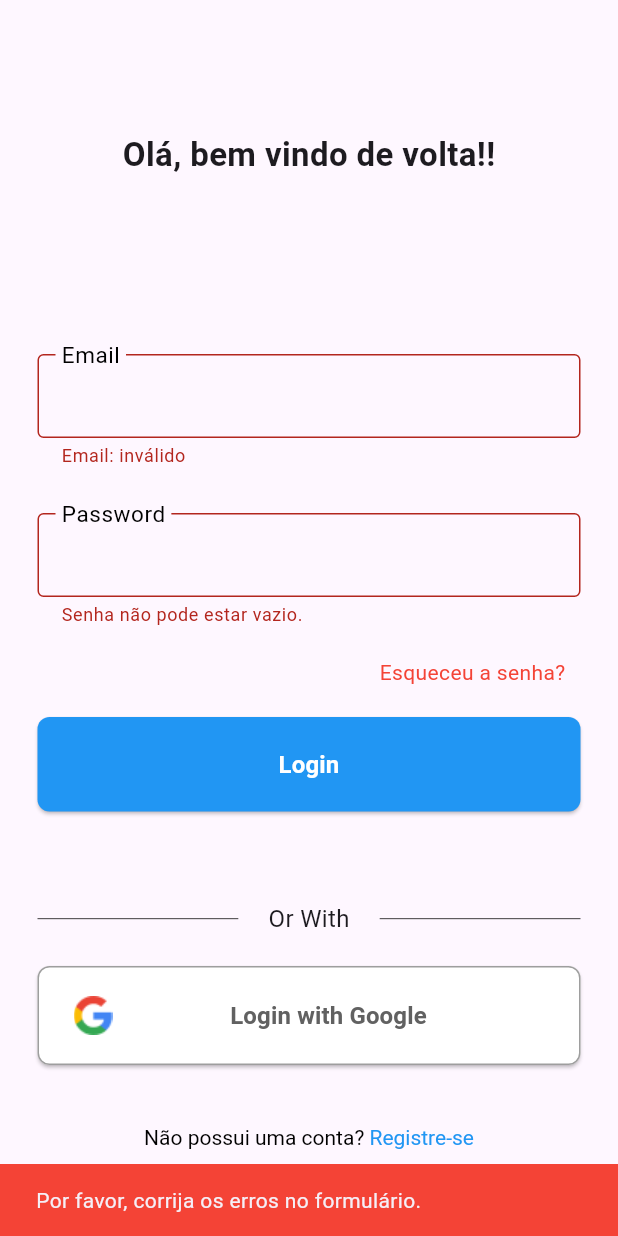
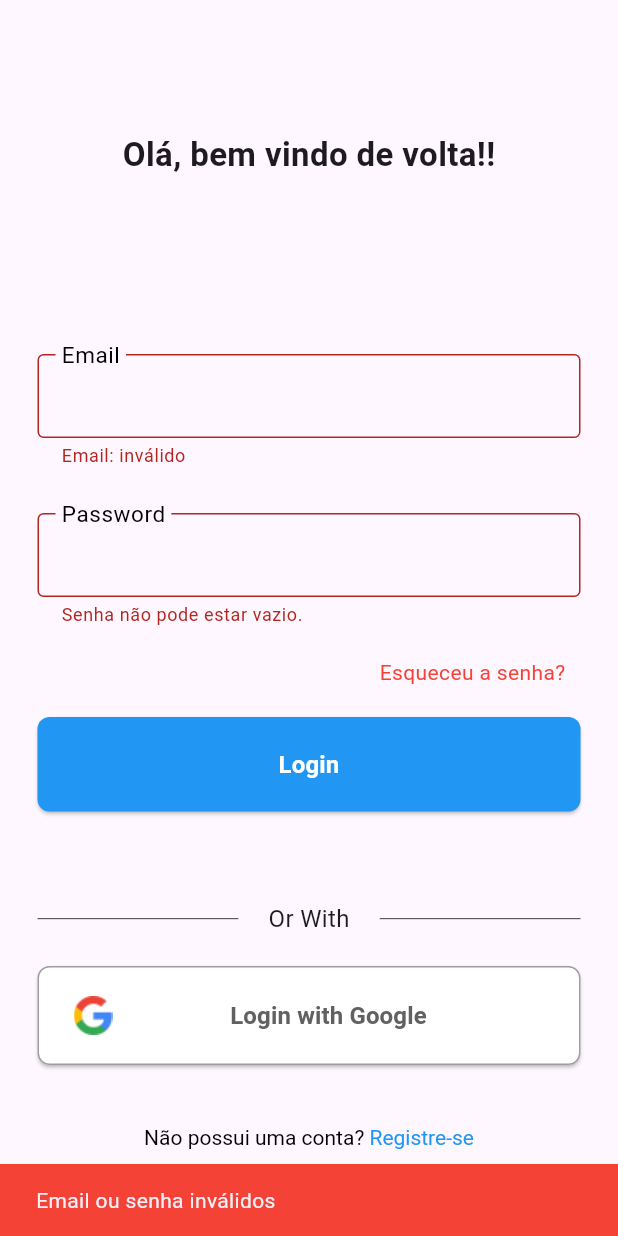
Before and after one commit to PHneres7/app_reserva, a Flutter app: the screen it shows after launch, after a tap on "Login", on a phone screen of 412 x 824 dp. Run offline on Flutter 3.47's test engine with Material 3 defaults, Android fonts, the phone set to English and light mode, and no system bars.

Commit message:
Validação de Login finalizada, verifica se o email e senha estão corretos ou existem

```diff
--- a/reserve_app/lib/pages/login_page.dart
+++ b/reserve_app/lib/pages/login_page.dart
@@ -1,16 +1,22 @@
 import 'package:flutter/gestures.dart';
 import 'package:flutter/material.dart';
-
 import 'package:reserve_app/app/app_routs.dart';
 import 'package:reserve_app/validator/email_validator.dart';
 import 'package:reserve_app/validator/password_validator.dart';
 import 'package:reserve_app/widgets/custom_button.dart';
-import 'package:reserve_app/widgets/custom_divider.dart';
-import 'package:reserve_app/widgets/custom_text_form_field.dart';
+import '../widgets/custom_divider.dart';
+import '../widgets/custom_text_form_field.dart';
 
 class LoginPage extends StatelessWidget {
   LoginPage({super.key});
   final _formKey = GlobalKey<FormState>();
+  final Map<String, String> loginTeste = {
+    'emailteste@gmail.com': 'Senha1234',
+    'email2teste@gmail.com': 'Senha4321',
+  };
+  final TextEditingController _emailController = TextEditingController();
+  final TextEditingController _passwordController = TextEditingController();
+
   @override
   Widget build(BuildContext context) {
     return Scaffold(
@@ -47,10 +53,14 @@ class LoginPage extends StatelessWidget {
                     children: [
                       CustomTextFormField(
                         label: 'Email',
-                        validator: EmailValidator("Email").validate,
+                        controller: _emailController,
+                        validator: EmailValidator(
+                          "Email",
+                        ).validate,
                       ),
                       CustomTextFormField(
                         label: 'Password',
+                        controller: _passwordController,
                         validator: PasswordValidator('Senha').validate,
                       ),
                       Padding(
@@ -64,16 +74,44 @@ class LoginPage extends StatelessWidget {
                       CustomButton(
                         label: 'Login',
                         onPressed: () {
-                          if (_formKey.currentState!.validate()) {
+                          String email = _emailController.text;
+                          String password = _passwordController.text;
+
+                          if (_formKey.currentState!.validate() &&
+                              loginTeste[email] == password) {
                             Navigator.of(context).pushNamed(AppRouts.mainPage);
-                          } else {
+                            return;
+                          }
+                          if (_formKey.currentState!.validate() &&
+                              loginTeste.containsKey(email) &&
+                              loginTeste[email] != password) {
                             ScaffoldMessenger.of(context).showSnackBar(
                               SnackBar(
-                                content: Text(
-                                    'Por favor, corrija os erros no formulário.'),
+                                content: Text('Senha incorreta'),
                                 backgroundColor: Colors.red,
                               ),
                             );
+                            return;
+                          }
+                          if (!_formKey.currentState!.validate()) {
+                            ScaffoldMessenger.of(context).showSnackBar(
+                              SnackBar(
+                                content: Text('Email ou senha inválidos'),
+                                backgroundColor: Colors.red,
+                              ),
+                            );
+                            return;
+                          }
+
+                          if (_formKey.currentState!.validate() &&
+                              loginTeste[email] != password) {
+                            ScaffoldMessenger.of(context).showSnackBar(
+                              SnackBar(
+                                content: Text('Conta Não Existente'),
+                                backgroundColor: Colors.red,
+                              ),
+                            );
+                            return;
                           }
                         },
                       ),
--- a/reserve_app/lib/widgets/custom_text_form_field.dart
+++ b/reserve_app/lib/widgets/custom_text_form_field.dart
@@ -5,6 +5,7 @@ class CustomTextFormField extends StatefulWidget {
   final FloatingLabelBehavior? floatingLabelBehavior;
   final double? fontSize;
   final String? Function(String?)? validator;
+  final TextEditingController? controller;
 
   const CustomTextFormField({
     super.key,
@@ -12,6 +13,7 @@ class CustomTextFormField extends StatefulWidget {
     this.floatingLabelBehavior,
     this.fontSize,
     this.validator,
+    this.controller,
   });
 
   @override
@@ -24,6 +26,7 @@ class _CustomTextFormFieldState extends State<CustomTextFormField> {
     return Padding(
       padding: const EdgeInsets.symmetric(vertical: 15),
       child: TextFormField(
+        controller: widget.controller,
         decoration: InputDecoration(
           border: const OutlineInputBorder(),
           focusedBorder: const OutlineInputBorder(),
```
Also changed, not shown: reserve_app/lib/validator/validator.dart (line endings or trailing spaces).
